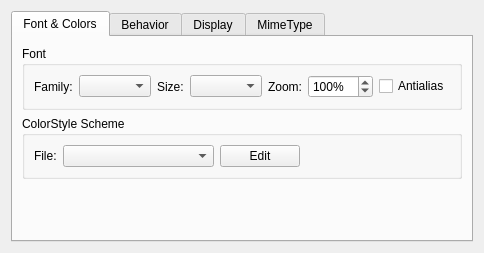
First picture: the form in liteidex/src/plugins/liteeditor/liteeditoroption.ui, repository visualfc/liteide, before the edit.
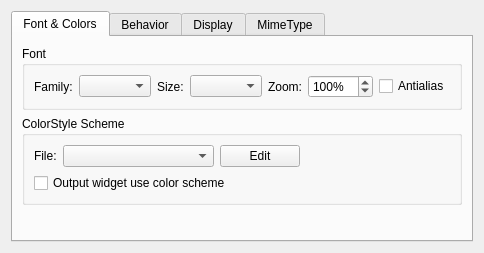
Second picture: the form after the edit.

Commit message: update color scheme

```diff
--- a/liteidex/src/plugins/liteeditor/liteeditoroption.ui
+++ b/liteidex/src/plugins/liteeditor/liteeditoroption.ui
@@ -118,6 +118,8 @@
          <property name="title">
           <string>ColorStyle Scheme</string>
          </property>
+         <layout class="QVBoxLayout" name="verticalLayout_9">
+          <item>
          <layout class="QHBoxLayout" name="horizontalLayout_2">
           <item>
            <widget class="QLabel" name="label_3">
@@ -150,11 +152,20 @@
             </property>
             <property name="sizeHint" stdset="0">
              <size>
-              <width>40</width>
-              <height>20</height>
+                <width>37</width>
+                <height>17</height>
              </size>
             </property>
            </spacer>
+            </item>
+           </layout>
+          </item>
+          <item>
+           <widget class="QCheckBox" name="outputUseColorSchemeCheck">
+            <property name="text">
+             <string>Output widget use color scheme</string>
+            </property>
+           </widget>
           </item>
          </layout>
         </widget>
```
Lines whose indentation alone changed are shown as unchanged. The commit also changes 5 other files.
